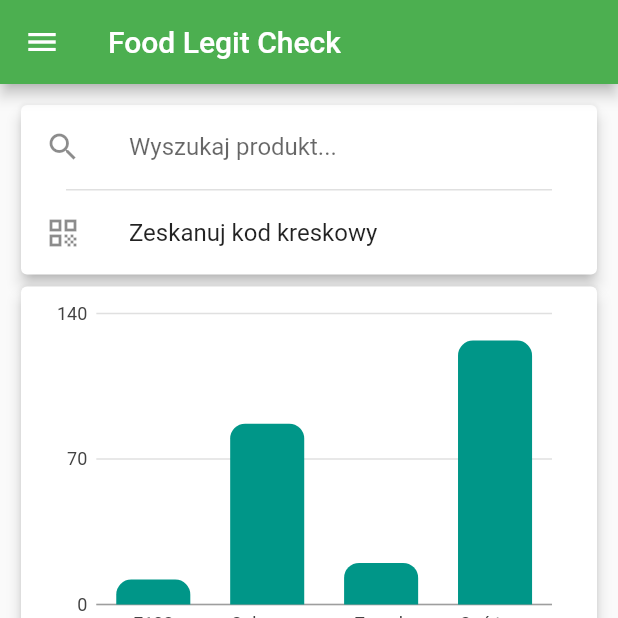
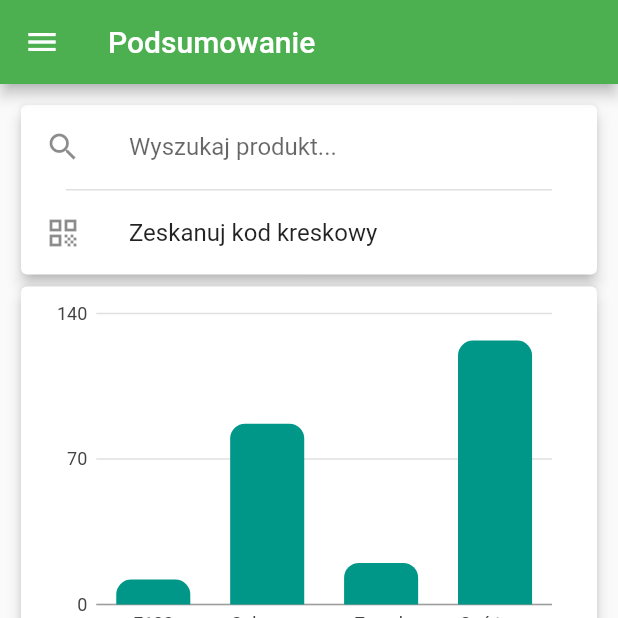
Before and after one commit to jkarpiu/food_legit_check, a Flutter app: the screen it shows after launch, in the side drawer, after a tap on "Posumowanie", on a phone screen of 412 x 824 dp, the top half of it. Run offline on Flutter 3.47's test engine with Material 2 defaults, Android fonts, the phone set to English and light mode, and no system bars; our stand-ins replace charts_flutter; missing offline and left inert: flutter_barcode_scanner.

Commit message:
troche nawigacje ogarnąłem

```diff
--- a/flutter/lib/addProduct.dart
+++ b/flutter/lib/addProduct.dart
@@ -1,3 +1,4 @@
+import 'package:barcode_food_scaner/drawer.dart';
 import 'package:flutter/material.dart';
 import 'package:flutter/cupertino.dart';
 import 'package:flutter_barcode_scanner/flutter_barcode_scanner.dart';
@@ -91,6 +92,10 @@ class _AddState extends State<Add> {
   Widget build(BuildContext context) {
     var localCompositors = new Compositors();
     return Scaffold(
+        drawer: AppDrawer(),
+        appBar: new AppBar(
+          title: Text("Dodaj produkt"),
+        ),
         body: Form(
             key: _formKey,
             child: Column(
--- /dev/null
+++ b/flutter/lib/drawer.dart
@@ -0,0 +1,125 @@
+import 'package:flutter/material.dart';
+import 'package:flutter/cupertino.dart';
+
+class AppDrawer extends StatelessWidget {
+  @override
+  Widget build(BuildContext context) {
+    var route = ModalRoute.of(context);
+    if (route != null) {
+      print(route.settings.name);
+    }
+
+    return Drawer(
+        child: Column(children: <Widget>[
+      Expanded(
+          child: ListView(
+        padding: EdgeInsets.zero,
+        children: <Widget>[
+          DrawerHeader(
+            child: Column(
+              children: <Widget>[
+                Expanded(
+                  child: Align(
+                      alignment: Alignment.bottomRight,
+                      child: Text('Jan Kowalski')),
+                )
+              ],
+            ),
+            decoration: BoxDecoration(
+              color: Colors.green,
+            ),
+          ),
+          ListTile(
+            title: Text('Posumowanie'),
+            leading: Icon(Icons.home_outlined),
+            // selected: (selectedOption == "home"),
+            onTap: () {
+              // setState(() {
+              //   // XDDD sory czytający ten kod ale z jakiegoś powodu element o typie widget zawsze zwraca false, pewnie przez jakieś instancje
+              //   currentState = Home();
+              //   selectedOption = "home";
+              // });
+              Navigator.pop(context);
+              Navigator.pushNamed(context, "/");
+            },
+          ),
+          ListTile(
+            title: Text('Statystyki'),
+            // selected: (selectedOption == "stats"),
+            leading: Icon(Icons.bar_chart),
+            onTap: () {
+              // setState(() {
+              // currentState = Stats();
+              // selectedOption = "stats";
+              // });
+              Navigator.pop(context);
+              Navigator.pushNamed(context, "/stats");
+            },
+          ),
+          ListTile(
+            title: Text('Historia'),
+            leading: Icon(Icons.history),
+            onTap: () {
+              // Update the state of the app.
+              // ...
+              Navigator.pop(context);
+            },
+          ),
+          ListTile(
+            title: Text('Katalog'),
+            leading: Icon(Icons.book),
+            onTap: () {
+              // Update the state of the app.
+              // ...
+              Navigator.pop(context);
+            },
+          ),
+          Divider(
+            thickness: 1,
+            indent: 30,
+            endIndent: 30,
+          ),
+          ListTile(
+            title: Text('Dodaj produkt'),
+            leading: Icon(Icons.library_add_outlined),
+            // selected: (selectedOption == "add"),
+            onTap: () {
+              // setState(() {
+              // currentState = Add();
+              // selectedOption = "add";
+              // });
+              Navigator.pop(context);
+              Navigator.pushNamed(context, "/add");
+            },
+          ),
+        ],
+      )),
+      Align(
+          alignment: Alignment.bottomRight,
+          child: Row(
+            children: <Widget>[
+              Expanded(
+                  child: Flex(
+                      direction: Axis.horizontal,
+                      mainAxisAlignment: MainAxisAlignment.end,
+                      crossAxisAlignment: CrossAxisAlignment.end,
+                      children: <Widget>[
+                    IconButton(
+                      icon: Icon(Icons.info_outline),
+                      onPressed: () {
+                        Navigator.pop(context);
+                      },
+                    ),
+                    IconButton(
+                      icon: Icon(Icons.settings),
+                      onPressed: () {
+                        Navigator.pop(context);
+                        Navigator.pushNamed(context, "/settings");
+                      },
+                    ),
+                  ]))
+            ],
+          ))
+    ]));
+  }
+}
--- a/flutter/lib/home.dart
+++ b/flutter/lib/home.dart
@@ -2,6 +2,7 @@ import 'package:flutter/material.dart';
 import 'package:flutter/cupertino.dart';
 import 'package:flutter_barcode_scanner/flutter_barcode_scanner.dart';
 import 'package:barcode_food_scaner/statsHomeWidget.dart';
+import 'package:barcode_food_scaner/drawer.dart';
 
 class Home extends StatefulWidget {
   @override
@@ -14,6 +15,10 @@ class _HomeState extends State<Home> {
   @override
   Widget build(BuildContext context) {
     return Scaffold(
+        appBar: new AppBar(
+          title: Text("Podsumowanie"),
+        ),
+        drawer: AppDrawer(),
         body: ListView(
           children: [
             Container(
@@ -73,7 +78,9 @@ class _HomeState extends State<Home> {
                             contentPadding: EdgeInsets.zero,
                             trailing: SizedBox(
                                 width: 125,
-                            child: Flex(direction: Axis.horizontal, children: [
+                                child: Flex(
+                                    direction: Axis.horizontal,
+                                    children: [
                                       Text("Pokaż więcej"),
                                       Icon(Icons.arrow_forward)
                                     ])),
@@ -91,8 +98,8 @@ class _HomeState extends State<Home> {
                                 itemCount: 4,
                                 itemBuilder: (BuildContext ctxt, int index) {
                                   return ListTile(
-                                title:
-                                    Text("produkt " + (index + 1).toString()),
+                                    title: Text(
+                                        "produkt " + (index + 1).toString()),
                                     trailing: Text("2012-21-12"),
                                   );
                                 })),
@@ -108,7 +115,9 @@ class _HomeState extends State<Home> {
                             contentPadding: EdgeInsets.zero,
                             trailing: SizedBox(
                                 width: 125,
-                            child: Flex(direction: Axis.horizontal, children: [
+                                child: Flex(
+                                    direction: Axis.horizontal,
+                                    children: [
                                       Text("Pokaż więcej"),
                                       Icon(Icons.arrow_forward)
                                     ])),
@@ -119,8 +128,8 @@ class _HomeState extends State<Home> {
                   Card(
                     elevation: 4,
                     child: ListTile(
-                    title:
-                        Text("na podstawie twoich ostatnich zdrowe jedzeinie")),
+                        title: Text(
+                            "na podstawie twoich ostatnich zdrowe jedzeinie")),
                   )
                 ])),
             Text(_data)
--- a/flutter/lib/main.dart
+++ b/flutter/lib/main.dart
@@ -8,135 +8,10 @@ import 'package:barcode_food_scaner/settings.dart';
 void main() => runApp(MaterialApp(
       theme: ThemeData(primaryColor: Colors.green),
       initialRoute: '/',
-      routes: {'/': (context) => FLC(), "/settings": (context) => Settings()},
+      routes: {
+        '/': (context) => Home(),
+        "/add": (context) => Add(),
+        "/stats": (context) => Stats(),
+        "/settings": (context) => Settings()
+      },
     ));
-
-class FLC extends StatefulWidget {
-  @override
-  _FLCState createState() => _FLCState();
-}
-
-class _FLCState extends State<FLC> {
-  bool isAuth = false;
-  var user = {"name": "karp", "email": "karp@karp.com"};
-  Widget currentState = Home();
-  String selectedOption = "home";
-  @override
-  Widget build(BuildContext context) {
-    return Scaffold(
-        appBar: new AppBar(
-          title: Text("Food Legit Check"),
-        ),
-        drawer: Drawer(
-          child: Column(children: <Widget>[
-            Expanded(
-                child: ListView(
-              padding: EdgeInsets.zero,
-              children: <Widget>[
-                DrawerHeader(
-                  child: Column(
-                    children: <Widget>[
-                      Expanded(
-                        child: Align(
-                            alignment: Alignment.bottomRight,
-                            child: Text('Jan Kowalski')),
-                      )
-                    ],
-                  ),
-                  decoration: BoxDecoration(
-                    color: Colors.green,
-                  ),
-                ),
-                ListTile(
-                  title: Text('Posumowanie'),
-                  leading: Icon(Icons.home_outlined),
-                  selected: (selectedOption == "home"),
-                  onTap: () {
-                    setState(() {
-                      // XDDD sory czytający ten kod ale z jakiegoś powodu element o typie widget zawsze zwraca false, pewnie przez jakieś instancje
-                      currentState = Home();
-                      selectedOption = "home";
-                    });
-                    Navigator.pop(context);
-                  },
-                ),
-                ListTile(
-                  title: Text('Statystyki'),
-                  selected: (selectedOption == "stats"),
-                  leading: Icon(Icons.bar_chart),
-                  onTap: () {
-                    setState(() {
-                      currentState = Stats();
-                      selectedOption = "stats";
-                    });
-                    Navigator.pop(context);
-                  },
-                ),
-                ListTile(
-                  title: Text('Historia'),
-                  leading: Icon(Icons.history),
-                  onTap: () {
-                    // Update the state of the app.
-                    // ...
-                    Navigator.pop(context);
-                  },
-                ),
-                ListTile(
-                  title: Text('Katalog'),
-                  leading: Icon(Icons.book),
-                  onTap: () {
-                    // Update the state of the app.
-                    // ...
-                    Navigator.pop(context);
-                  },
-                ),
-                Divider(
-                  thickness: 1,
-                  indent: 30,
-                  endIndent: 30,
-                ),
-                ListTile(
-                  title: Text('Dodaj produkt'),
-                  leading: Icon(Icons.library_add_outlined),
-                  selected: (selectedOption == "add"),
-                  onTap: () {
-                    setState(() {
-                      currentState = Add();
-                      selectedOption = "add";
-                    });
-                    Navigator.pop(context);
-                  },
-                ),
-              ],
-            )),
-            Align(
-                alignment: Alignment.bottomRight,
-                child: Row(
-                  children: <Widget>[
-                    Expanded(
-                        child: Flex(
-                            direction: Axis.horizontal,
-                            mainAxisAlignment: MainAxisAlignment.end,
-                            crossAxisAlignment: CrossAxisAlignment.end,
-                            children: <Widget>[
-                          IconButton(
-                            icon: Icon(Icons.info_outline),
-                            onPressed: () {
-                              Navigator.pop(context);
-                            },
-                          ),
-                          IconButton(
-                            icon: Icon(Icons.settings),
-                            onPressed: () {
-                              Navigator.pop(context);
-                              Navigator.pushNamed(context, "/settings");
-                            },
-                          ),
-                        ]))
-                  ],
-                ))
-          ]),
-        ),
-        body: currentState);
-  }
-}
```
Also changed, not shown: flutter/lib/stats.dart (+7 -1 lines). Lines whose indentation alone changed are shown as unchanged.
